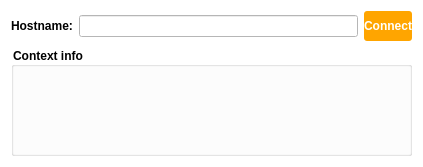
analogdevicesinc/scopy, file ui/connect.ui: the form before one commit.
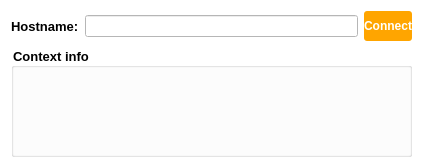
The form after the commit.

Commit message: App: deleted all fonts from stylesheets and source files and set application font to Open Sans

```diff
--- a/ui/connect.ui
+++ b/ui/connect.ui
@@ -23,7 +23,7 @@
      <item>
       <widget class="QLabel" name="label">
        <property name="styleSheet">
-        <string notr="true">font: 75 10pt &quot;DejaVu Sans&quot;;
+        <string notr="true">font: 75 10pt ;
 font-weight: bold;</string>
        </property>
        <property name="text">
@@ -75,7 +75,7 @@
     <widget class="QGroupBox" name="groupBox">
      <property name="styleSheet">
       <string notr="true">QGroupBox {
-font: 75 10pt &quot;DejaVu Sans&quot;;
+font: 75 10pt ;
 font-weight: bold;
 }
 </string>
```
Left out of the diff: 2 changed lines with no effect on the pictures. The commit also changes 42 other files.
